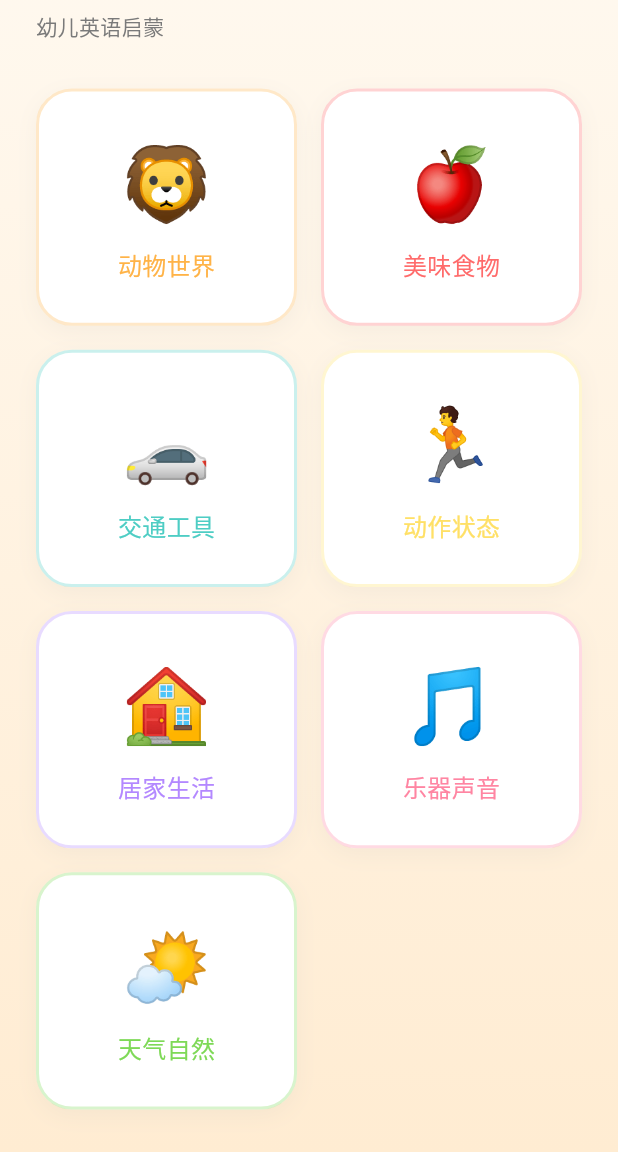
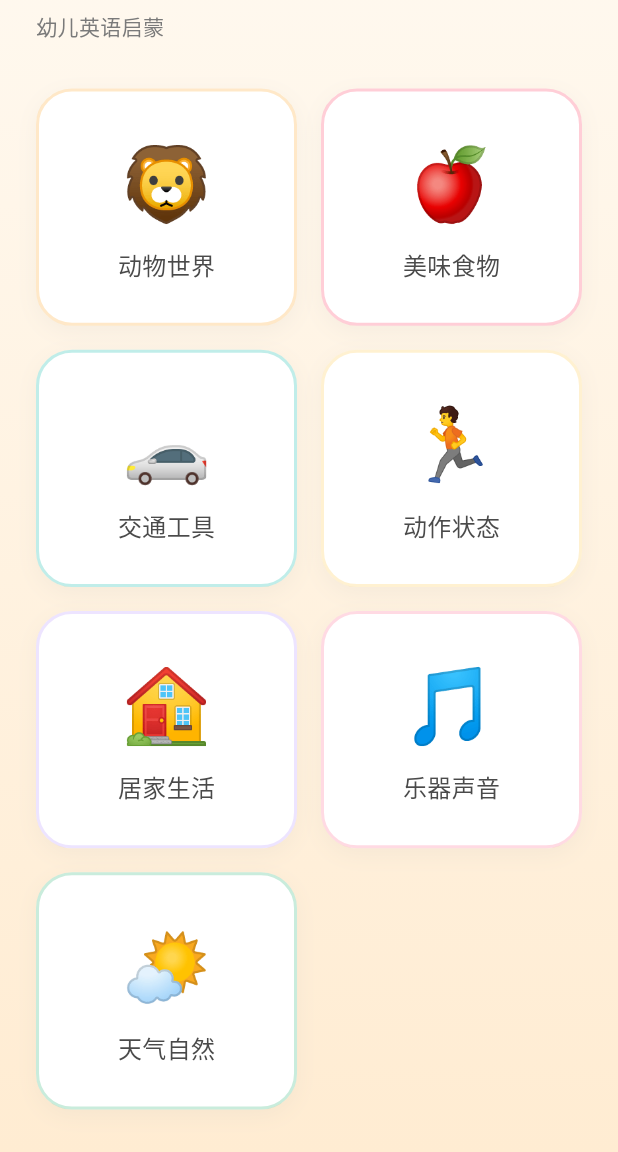
Before and after one commit to tianyk/HopEnglish, a Flutter app: the screen it shows after launch, on a phone screen of 412 x 824 dp, the part 84-1236 px from its top. Run offline on Flutter 3.47's test engine with Material 3 defaults, Android fonts, the phone set to English and light mode, and no system bars.

Commit message:
Update design system colors for improved clarity and consistency; refine AppTheme documentation and adjust card title styling

```diff
--- a/lib/core/theme/app_theme.dart
+++ b/lib/core/theme/app_theme.dart
@@ -22,7 +22,7 @@ class AppTheme {
   static const Color primaryDark = Color(0xFFE86A30);
 
   /// 辅助色 - 薄荷青
-  /// 平静信任，用于次要元素和休息提示
+  /// 平静信任，用于次要按钮、信息提示等“非奖励/非警示”的状态
   static const Color secondary = Color(0xFF4ECDC4);
   static const Color secondaryLight = Color(0xFF7EEEE6);
 
@@ -77,22 +77,27 @@ class AppTheme {
   static const Color categoryAnimals = Color(0xFFFFB347);
 
   /// 🍎 美味食物
-  static const Color categoryFoods = Color(0xFFFF6B6B);
+  /// 说明：避免与温和提醒色 warmAlert 语义混用（两者不应同色）
+  static const Color categoryFoods = Color(0xFFFF5C7A);
 
   /// 🚗 交通工具
-  static const Color categoryVehicles = Color(0xFF4ECDC4);
+  /// 说明：避免与辅助色 secondary 语义混用（分类色用于“识别”，非“状态”）
+  static const Color categoryVehicles = Color(0xFF2EC4B6);
 
   /// 🏃 动作与状态
-  static const Color categoryActions = Color(0xFFFFE066);
+  /// 说明：避免与强调色 accent 语义混用；同时更利于在白底上呈现（边框/水波纹）
+  static const Color categoryActions = Color(0xFFFFD166);
 
   /// 🏠 居家生活
-  static const Color categoryHome = Color(0xFFB388FF);
+  /// 说明：避免与魔法色 magic（魔术棒）语义混用
+  static const Color categoryHome = Color(0xFFC3A6FF);
 
   /// 🎵 乐器与声音
   static const Color categoryMusic = Color(0xFFFF85A2);
 
   /// 🌤️ 天气与自然
-  static const Color categoryNature = Color(0xFF7ED957);
+  /// 说明：避免与成功色 success 语义混用
+  static const Color categoryNature = Color(0xFF4CBF8A);
 
   // ==================== 主题配置 ====================
 
@@ -122,9 +127,9 @@ class AppTheme {
     cardTheme: CardTheme(
       color: surface,
       elevation: 4,
-      shadowColor: textHint.withValues(alpha: 0.2),
+      shadowColor: textHint.withValues(alpha: 0.12),
       shape: RoundedRectangleBorder(
-        borderRadius: BorderRadius.circular(20),
+        borderRadius: BorderRadius.circular(radiusLarge),
       ),
     ),
     elevatedButtonTheme: ElevatedButtonThemeData(
--- a/lib/main.dart
+++ b/lib/main.dart
@@ -128,7 +128,7 @@ class _CategoryCard extends StatelessWidget {
               const SizedBox(height: AppTheme.spacingSmall),
               Text(
                 category.title,
-                style: AppTheme.cardTitle.copyWith(color: category.color),
+                style: AppTheme.cardTitle,
               ),
             ],
           ),
```
Also changed, not shown: 1 other file.
